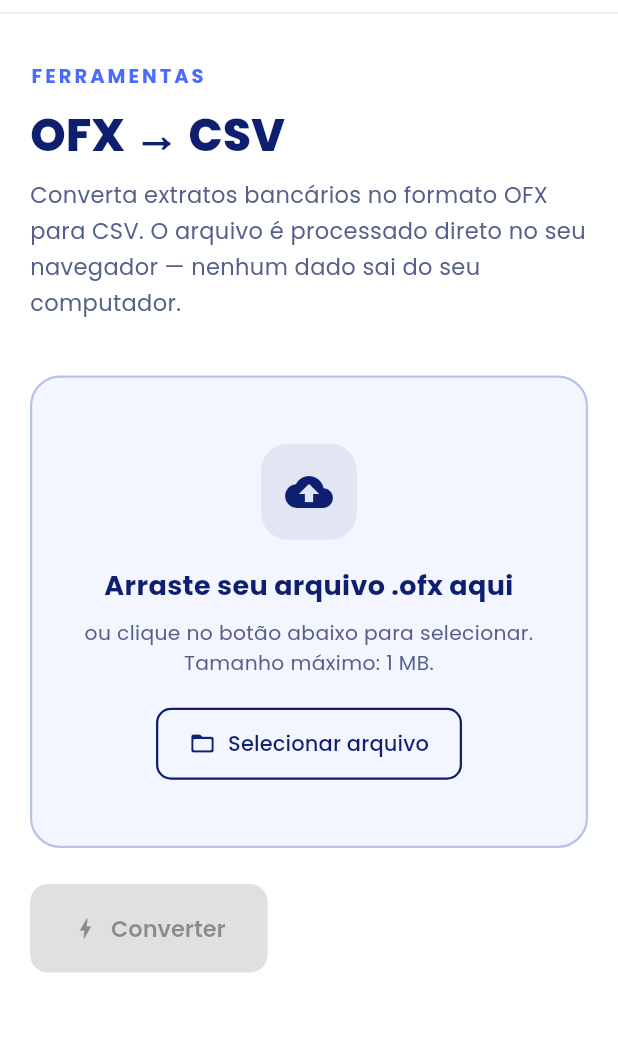
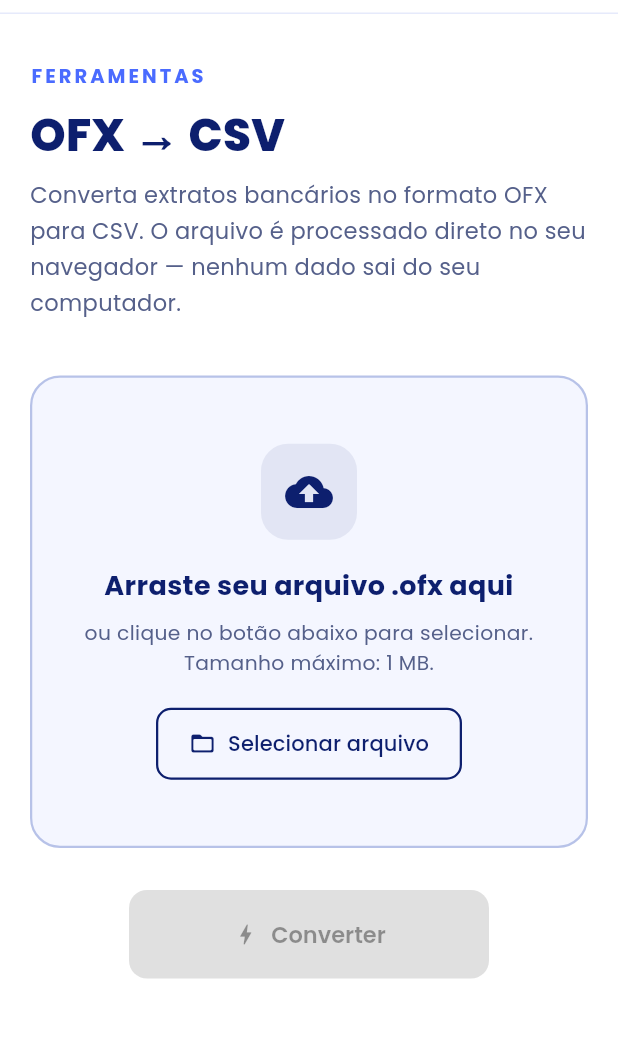
Before and after one commit to dalaveck/RondoByte-Landing, a Flutter app: the OfxToCsvPage screen opened by its route, on a phone screen of 412 x 824 dp, the part 103-1141 px from its top. Run offline on Flutter 3.47's test engine with Material 3 defaults, Android fonts, the phone set to English and light mode, and no system bars; our stand-ins replace file_picker, flutter_svg, google_fonts; missing offline and left inert: dart:html; statements that could not run were skipped.

Commit message:
style: centraliza drop zone e botões e escurece zona com arquivo
- DropZone, FileChip, ErrorBanner e SuccessBanner centralizados (maxWidth 520)
- DropZone aceita hasFile e fica em tom mais escuro quando há arquivo selecionado
- Botões Converter e Download empilhados em coluna, centralizados (240px de largura)

```diff
--- a/lib/tools/ofx_to_csv/ofx_to_csv_page.dart
+++ b/lib/tools/ofx_to_csv/ofx_to_csv_page.dart
@@ -178,31 +178,52 @@ class _OfxToCsvPageState extends State<OfxToCsvPage> {
                         ),
                       ),
                       const SizedBox(height: 36),
-                      DropZone(
+                      Center(
+                        child: ConstrainedBox(
+                          constraints: const BoxConstraints(maxWidth: 520),
+                          child: DropZone(
                             label: 'Arraste seu arquivo .ofx aqui',
                             hint: 'ou clique no botão abaixo para selecionar. '
                                 'Tamanho máximo: 1 MB.',
                             acceptedExtensions: const ['ofx'],
+                            hasFile: _file != null,
                             onPick: _pickFile,
                             onFileDropped: _acceptFile,
                           ),
+                        ),
+                      ),
                       if (_file != null) ...[
                         const SizedBox(height: 16),
-                        _FileChip(
+                        Center(
+                          child: ConstrainedBox(
+                            constraints: const BoxConstraints(maxWidth: 520),
+                            child: _FileChip(
                               name: _file!.name,
                               size: _file!.size,
                               onClear: _reset,
                             ),
+                          ),
+                        ),
                       ],
                       if (_error != null) ...[
                         const SizedBox(height: 16),
-                        _ErrorBanner(message: _error!),
+                        Center(
+                          child: ConstrainedBox(
+                            constraints: const BoxConstraints(maxWidth: 520),
+                            child: _ErrorBanner(message: _error!),
+                          ),
+                        ),
                       ],
-                      const SizedBox(height: 24),
-                      Row(
+                      const SizedBox(height: 28),
+                      Center(
+                        child: Column(
+                          mainAxisSize: MainAxisSize.min,
                           children: [
-                          ElevatedButton.icon(
-                            onPressed: _file == null || _busy ? null : _convert,
+                            SizedBox(
+                              width: 240,
+                              child: ElevatedButton.icon(
+                                onPressed:
+                                    _file == null || _busy ? null : _convert,
                                 icon: _busy
                                     ? const SizedBox(
                                         width: 16,
@@ -213,23 +234,36 @@ class _OfxToCsvPageState extends State<OfxToCsvPage> {
                                         ),
                                       )
                                     : const Icon(Icons.bolt_rounded, size: 18),
-                            label: Text(_busy ? 'Convertendo...' : 'Converter'),
+                                label: Text(
+                                    _busy ? 'Convertendo...' : 'Converter'),
                               ),
-                          const SizedBox(width: 12),
-                          if (_csvOutput != null)
-                            ElevatedButton.icon(
+                            ),
+                            if (_csvOutput != null) ...[
+                              const SizedBox(height: 14),
+                              SizedBox(
+                                width: 240,
+                                child: ElevatedButton.icon(
                                   onPressed: _download,
-                              icon: const Icon(Icons.download_rounded, size: 18),
+                                  icon: const Icon(Icons.download_rounded,
+                                      size: 18),
                                   label: const Text('Download CSV'),
                                   style: ElevatedButton.styleFrom(
                                     backgroundColor: const Color(0xFF1F9D55),
                                   ),
                                 ),
+                              ),
                             ],
+                          ],
+                        ),
                       ),
                       if (_csvOutput != null) ...[
                         const SizedBox(height: 18),
-                        _SuccessBanner(count: _transactionCount),
+                        Center(
+                          child: ConstrainedBox(
+                            constraints: const BoxConstraints(maxWidth: 520),
+                            child: _SuccessBanner(count: _transactionCount),
+                          ),
+                        ),
                       ],
                     ],
                   ),
--- a/lib/tools/widgets/drop_zone.dart
+++ b/lib/tools/widgets/drop_zone.dart
@@ -18,6 +18,7 @@ class DropZone extends StatefulWidget {
   final String label;
   final String hint;
   final List<String> acceptedExtensions;
+  final bool hasFile;
 
   const DropZone({
     super.key,
@@ -26,6 +27,7 @@ class DropZone extends StatefulWidget {
     required this.label,
     required this.hint,
     required this.acceptedExtensions,
+    this.hasFile = false,
   });
 
   @override
@@ -90,18 +92,31 @@ class _DropZoneState extends State<DropZone> {
 
   @override
   Widget build(BuildContext context) {
-    final accent = _dragging ? AppColors.accent : const Color(0xFFB7C2E8);
+    final Color borderColor;
+    final Color background;
+    final double borderWidth;
+    if (_dragging) {
+      borderColor = AppColors.accent;
+      background = AppColors.accent.withOpacity(0.06);
+      borderWidth = 2.5;
+    } else if (widget.hasFile) {
+      borderColor = AppColors.primary.withOpacity(0.35);
+      background = const Color(0xFFE2E7F7);
+      borderWidth = 1.5;
+    } else {
+      borderColor = const Color(0xFFB7C2E8);
+      background = AppColors.backgroundAlt;
+      borderWidth = 1.5;
+    }
     return AnimatedContainer(
       duration: const Duration(milliseconds: 180),
       padding: const EdgeInsets.symmetric(horizontal: 28, vertical: 44),
       decoration: BoxDecoration(
-        color: _dragging
-            ? AppColors.accent.withOpacity(0.06)
-            : AppColors.backgroundAlt,
+        color: background,
         borderRadius: BorderRadius.circular(20),
         border: Border.all(
-          color: accent,
-          width: _dragging ? 2.5 : 1.5,
+          color: borderColor,
+          width: borderWidth,
           style: BorderStyle.solid,
         ),
       ),
```
Lines whose indentation alone changed are shown as unchanged.
